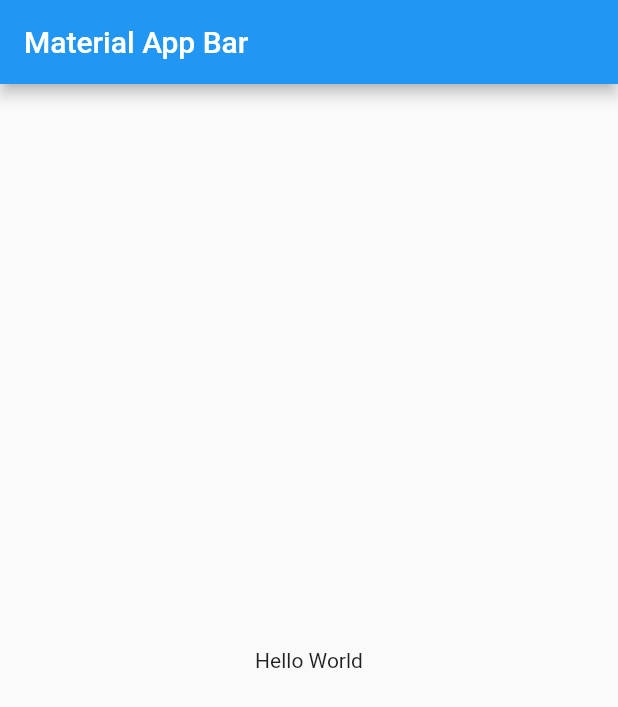
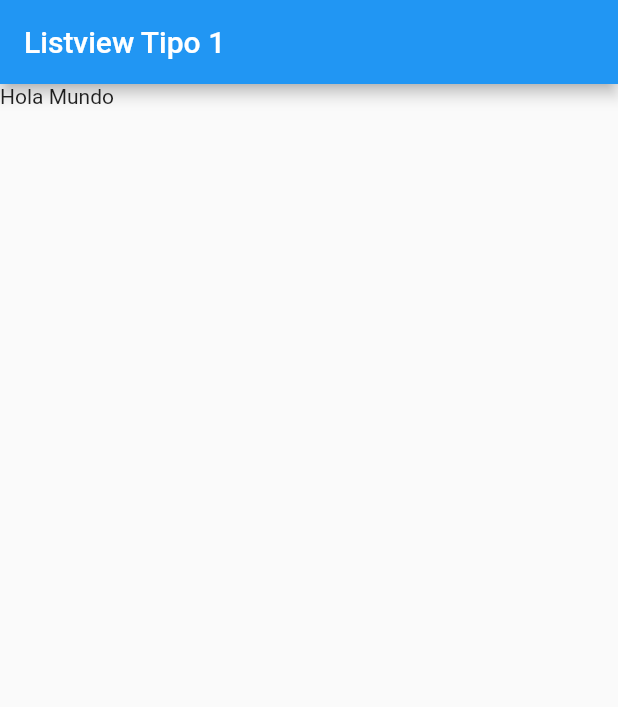
Before and after one commit to CRUXsur/marknotes, a Flutter app: the screen it shows after launch, on a phone screen of 412 x 824 dp. Shown: the top 707 px of the screen. Run offline on Flutter 3.47's test engine with Material 2 defaults, Android fonts, the phone set to English and light mode, and no system bars.

Commit message:
Listview-mostrar una lista de elementos

```diff
--- a/lib/main.dart
+++ b/lib/main.dart
@@ -1,4 +1,6 @@
 import 'package:flutter/material.dart';
+
+import 'package:marknotes/screens/listview1_screen.dart';
 
 void main() => runApp(const MyApp());
 
@@ -7,17 +9,9 @@
 
   @override
   Widget build(BuildContext context) {
-    return MaterialApp(
-      debugShowCheckedModeBanner: false,
-      title: 'Material App',
-      home: Scaffold(
-        appBar: AppBar(
-          title: const Text('Material App Bar'),
-        ),
-        body: const Center(
-          child: Text('Hello World'),
-        ),
-      ),
-    );
+    return const MaterialApp(
+        debugShowCheckedModeBanner: false,
+        title: 'Material App',
+        home: Listview1Screen());
   }
 }
--- /dev/null
+++ b/lib/screens/listview1_screen.dart
@@ -0,0 +1,18 @@
+import 'package:flutter/material.dart';
+
+class Listview1Screen extends StatelessWidget {
+  const Listview1Screen({Key? key}) : super(key: key);
+
+  @override
+  Widget build(BuildContext context) {
+    return Scaffold(
+        appBar: AppBar(
+          title: const Text('Listview Tipo 1'),
+        ),
+        body: ListView(
+          children: const [
+            Text('Hola Mundo'),
+          ],
+        ));
+  }
+}
```
